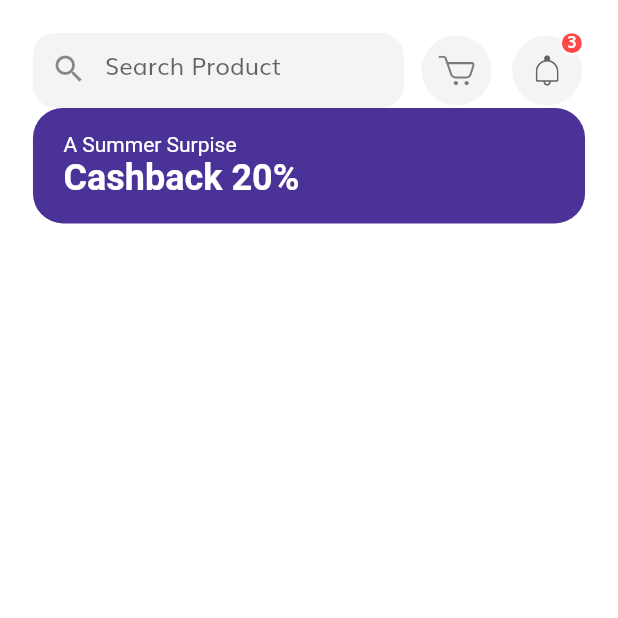
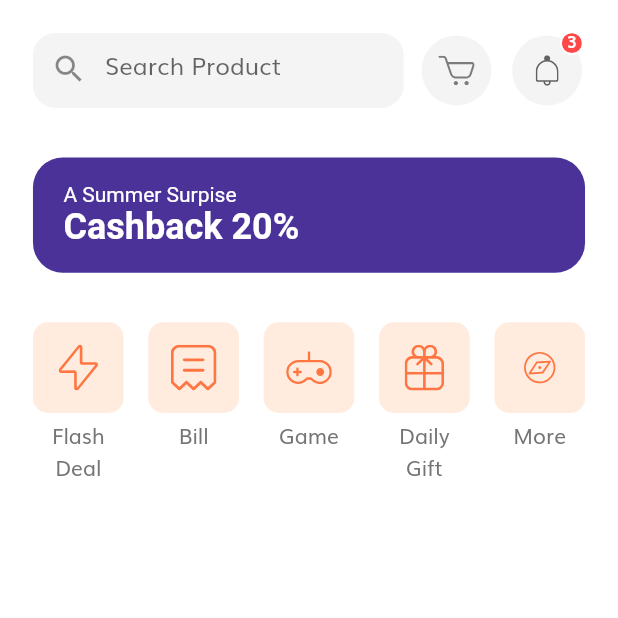
Before and after one commit to kaungphyowai/flutter_e_commerce_ui, a Flutter app: the Home screen opened by its route, on a phone screen of 412 x 824 dp, the top half of it. Run offline on Flutter 3.47's test engine with Material 2 defaults, Android fonts, the phone set to English and light mode, and no system bars; our stand-ins replace flutter_svg.

Commit message:
Categories added

```diff
--- a/lib/screens/home/components/body.dart
+++ b/lib/screens/home/components/body.dart
@@ -1,6 +1,8 @@
 import 'package:flutter/material.dart';
 import 'package:flutter_e_commerce_ui/size_config.dart';
+import 'package:flutter_svg/flutter_svg.dart';
 
+import 'categories.dart';
 import 'discount_banner.dart';
 import 'home_header.dart';
 
@@ -11,11 +13,12 @@ class Body extends StatelessWidget {
       child: SingleChildScrollView(
         child: Column(
           children: [
-            SizedBox(
-              height: getProportionateScreenWidth(20),
-            ),
+            SizedBox(height: getProportionateScreenWidth(20)),
             HomeHeader(),
+            SizedBox(height: getProportionateScreenWidth(30)),
             DiscountBanner(),
+            SizedBox(height: getProportionateScreenWidth(30)),
+            Categories(),
           ],
         ),
       ),
--- /dev/null
+++ b/lib/screens/home/components/categories.dart
@@ -0,0 +1,74 @@
+import 'package:flutter/material.dart';
+import 'package:flutter_svg/svg.dart';
+
+import '../../../size_config.dart';
+
+class Categories extends StatelessWidget {
+  @override
+  Widget build(BuildContext context) {
+    List<Map<String, dynamic>> categories = [
+      {"icon": "assets/icons/Flash Icon.svg", "text": "Flash Deal"},
+      {"icon": "assets/icons/Bill Icon.svg", "text": "Bill"},
+      {"icon": "assets/icons/Game Icon.svg", "text": "Game"},
+      {"icon": "assets/icons/Gift Icon.svg", "text": "Daily Gift"},
+      {"icon": "assets/icons/Discover.svg", "text": "More"},
+    ];
+    return Padding(
+      padding:
+          EdgeInsets.symmetric(horizontal: getProportionateScreenWidth(20)),
+      child: Row(
+        crossAxisAlignment: CrossAxisAlignment.start,
+        mainAxisAlignment: MainAxisAlignment.spaceBetween,
+        children: List.generate(
+          categories.length,
+          (index) => CategoryCard(
+            icon: categories[index]['icon'],
+            text: categories[index]['text'],
+            press: () {},
+          ),
+        ),
+      ),
+    );
+  }
+}
+
+class CategoryCard extends StatelessWidget {
+  const CategoryCard({
+    Key key,
+    @required this.icon,
+    @required this.text,
+    @required this.press,
+  }) : super(key: key);
+
+  final String icon, text;
+  final GestureTapCallback press;
+  @override
+  Widget build(BuildContext context) {
+    return GestureDetector(
+      onTap: press,
+      child: SizedBox(
+        width: getProportionateScreenWidth(55),
+        child: Column(
+          children: [
+            AspectRatio(
+              aspectRatio: 1,
+              child: Container(
+                padding: EdgeInsets.all(15),
+                decoration: BoxDecoration(
+                  color: Color(0xFFFFECDF),
+                  borderRadius: BorderRadius.circular(10),
+                ),
+                child: SvgPicture.asset(icon),
+              ),
+            ),
+            SizedBox(height: 5),
+            Text(
+              text,
+              textAlign: TextAlign.center,
+            ),
+          ],
+        ),
+      ),
+    );
+  }
+}
```
